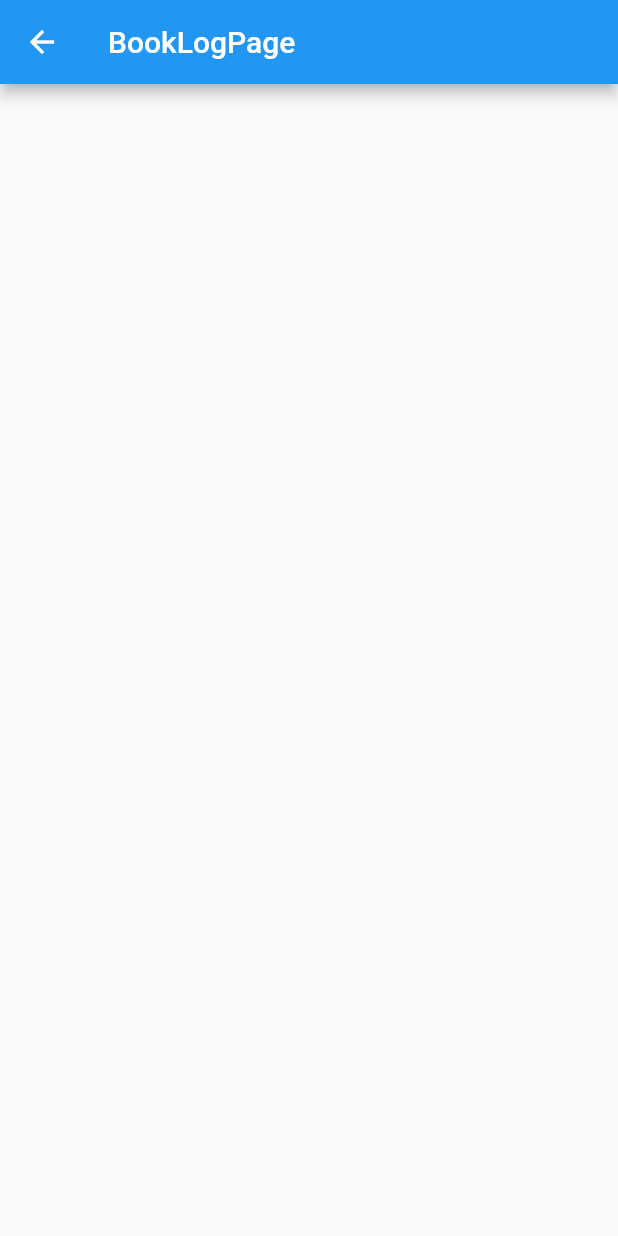
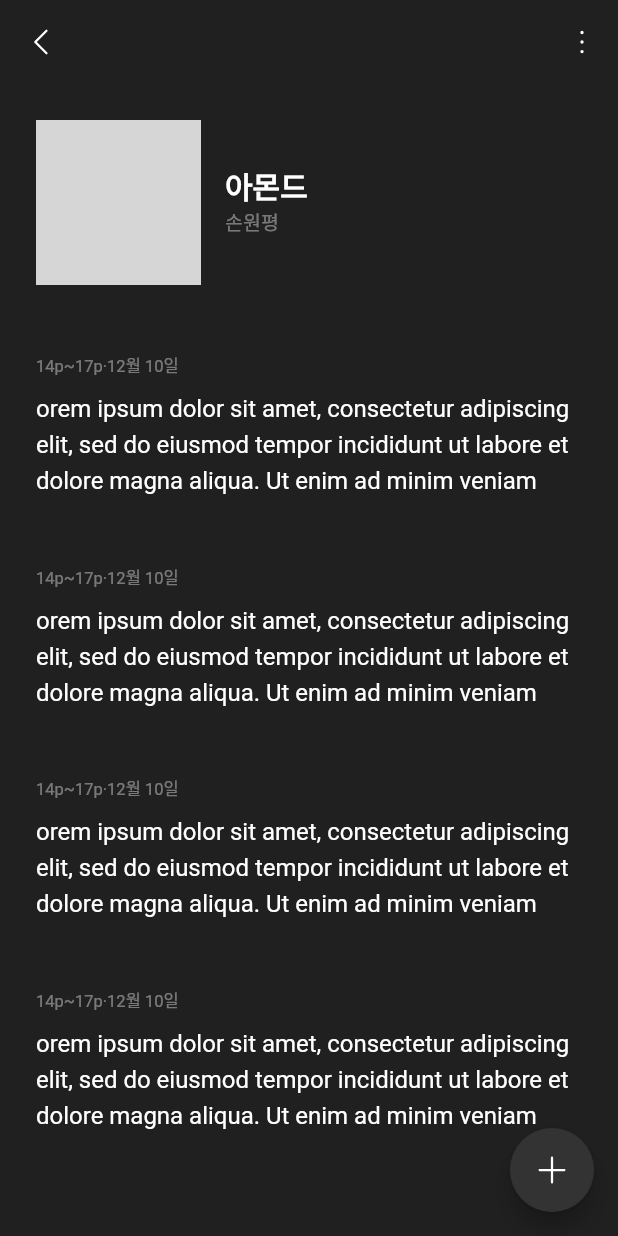
Before and after one commit to JangInHwa/booklog, a Flutter app: the BookLogPage screen opened by its route, on a phone screen of 412 x 824 dp. Run offline on Flutter 3.47's test engine with Material 2 defaults, Android fonts, the phone set to English and light mode, and no system bars; our stand-ins replace flutter_phosphor_icons, get; network calls fail; Roboto replaces fonts that are missing (Pretendard); grey boxes are pictures that could not be loaded.

Commit message:
BookLogPage 디자인 구현

```diff
--- a/lib/app/modules/booklog/page.dart
+++ b/lib/app/modules/booklog/page.dart
@@ -1,12 +1,71 @@
+import 'package:booklog/app/modules/booklog/widgets/book_log_item.dart';
+import 'package:booklog/core/theme/color_theme.dart';
+import 'package:booklog/core/theme/text_theme.dart';
 import 'package:flutter/material.dart';
+import 'package:flutter_phosphor_icons/flutter_phosphor_icons.dart';
 import 'package:get/get.dart';
 
 class BookLogPage extends StatelessWidget {
+  const BookLogPage({Key? key}) : super(key: key);
+
+  Widget _bookInfo() {
+    return MaterialButton(
+      onPressed: () {},
+      padding: const EdgeInsets.all(24),
+      child: Row(
+        children: [
+          Image.network(
+            'https://bookthumb-phinf.pstatic.net/cover/118/022/11802243.jpg?type=m1&udate=20220317',
+            height: 110,
+            fit: BoxFit.cover,
+          ),
+          const SizedBox(width: 16),
+          Column(
+            crossAxisAlignment: CrossAxisAlignment.start,
+            children: const [
+              Text('아몬드', style: BLTextTheme.HEADER3),
+              SizedBox(height: 4),
+              Text('손원평', style: BLTextTheme.CAPTION1),
+            ],
+          ),
+        ],
+      ),
+    );
+  }
+
   @override
   Widget build(BuildContext context) {
     return Scaffold(
-      appBar: AppBar(title: Text('BookLogPage')),
-      body: Container(),
+      backgroundColor: BLColors.DARK2,
+      appBar: AppBar(
+        leading: IconButton(
+          onPressed: Get.back,
+          icon: const Icon(PhosphorIcons.caret_left),
+        ),
+        actions: [
+          IconButton(
+            icon: const Icon(PhosphorIcons.dots_three_vertical),
+            onPressed: () {
+              // handle the press
+            },
+          ),
+        ],
+      ),
+      body: ListView(
+        padding: const EdgeInsets.only(bottom: 50),
+        children: [
+          _bookInfo(),
+          const BookLogItem(),
+          const BookLogItem(),
+          const BookLogItem(),
+          const BookLogItem(),
+        ],
+      ),
+      floatingActionButton: FloatingActionButton(
+        onPressed: () {},
+        child: const Icon(PhosphorIcons.plus),
+        backgroundColor: BLColors.DARK3,
+      ),
     );
   }
 }
--- /dev/null
+++ b/lib/app/modules/booklog/widgets/book_log_item.dart
@@ -0,0 +1,27 @@
+import 'package:booklog/core/theme/text_theme.dart';
+import 'package:flutter/material.dart';
+
+class BookLogItem extends StatelessWidget {
+  const BookLogItem({Key? key}) : super(key: key);
+
+  @override
+  Widget build(BuildContext context) {
+    return MaterialButton(
+      onPressed: () {},
+      padding: const EdgeInsets.all(24),
+      child: Column(
+        children: [
+          Row(
+            children: const [
+              Text('14p~17p', style: BLTextTheme.CAPTION2),
+              Text('·', style: BLTextTheme.CAPTION2),
+              Text('12월 10일', style: BLTextTheme.CAPTION2),
+            ],
+          ),
+          const SizedBox(height: 8),
+          const Text('orem ipsum dolor sit amet, consectetur adipiscing elit, sed do eiusmod tempor incididunt ut labore et dolore magna aliqua. Ut enim ad minim veniam', style: BLTextTheme.BODY1),
+        ],
+      ),
+    );
+  }
+}
--- a/lib/core/theme/text_theme.dart
+++ b/lib/core/theme/text_theme.dart
@@ -4,6 +4,7 @@ import 'package:booklog/core/theme/color_theme.dart';
 import 'package:flutter/material.dart';
 
 abstract class BLTextTheme {
+  static const HEADER3 = TextStyle(fontFamily: 'Pretendard', fontWeight: FontWeight.bold, fontSize: 20, height: 1.2, color: BLColors.TEXT);
   static const BODY1 = TextStyle(fontFamily: 'Pretendard', fontWeight: FontWeight.normal, fontSize: 16, height: 1.5, color: BLColors.TEXT);
   static const BODY2 = TextStyle(fontFamily: 'Pretendard', fontWeight: FontWeight.normal, fontSize: 14, height: 1.5, color: BLColors.TEXT);
   static const CAPTION1 = TextStyle(fontFamily: 'Pretendard', fontWeight: FontWeight.normal, fontSize: 13, height: 1.2, color: BLColors.TEXT40);
--- a/lib/main.dart
+++ b/lib/main.dart
@@ -1,3 +1,4 @@
+import 'package:booklog/core/theme/color_theme.dart';
 import 'package:booklog/routes/pages.dart';
 import 'package:flutter/material.dart';
 import 'package:get/get.dart';
@@ -17,6 +18,10 @@ class MyApp extends StatelessWidget {
       initialRoute: Routes.TEST,
       getPages: AppPages.pages,
       theme: ThemeData(
+        appBarTheme: AppBarTheme(
+          backgroundColor: BLColors.DARK2,
+          elevation: 0,
+        ),
         fontFamily: 'Pretendard',
       ),
     );
```
